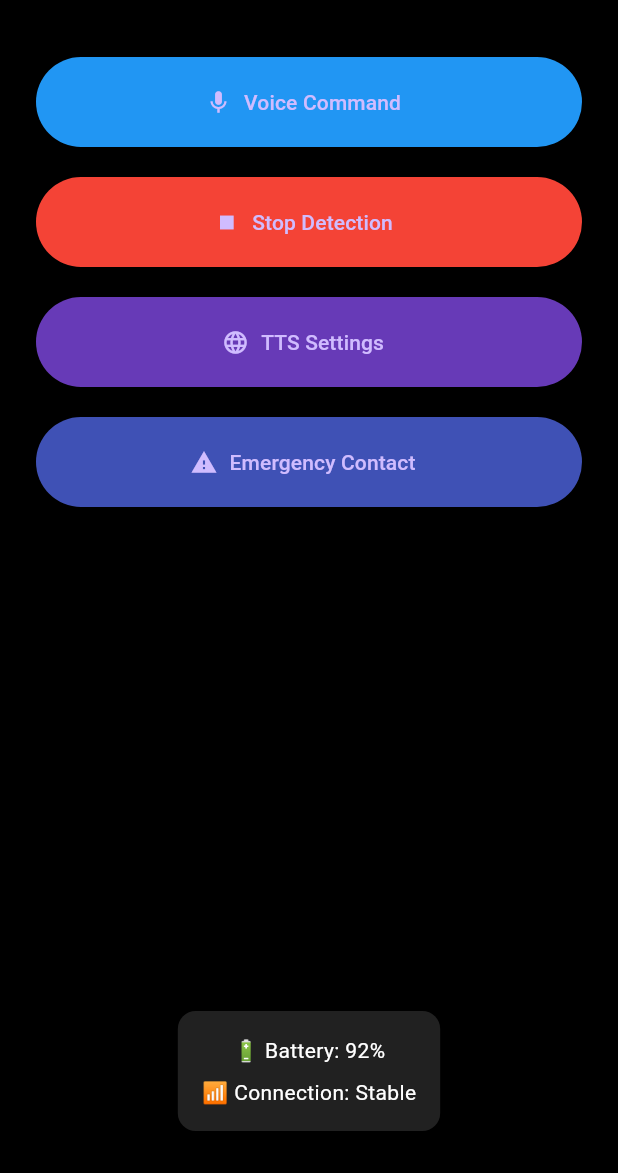
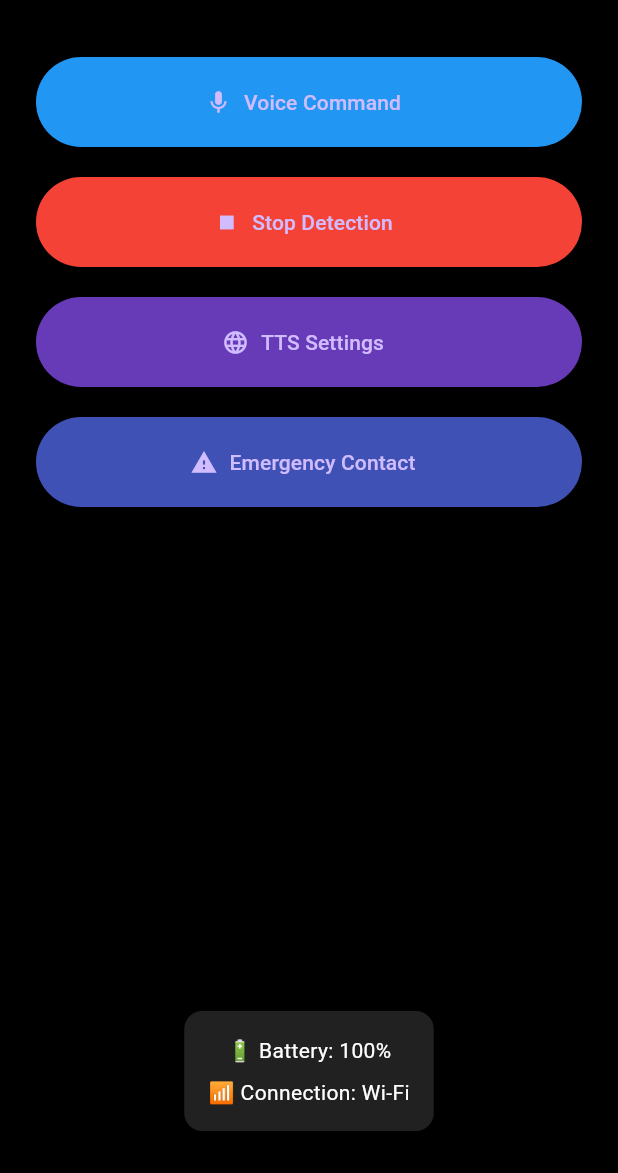
Before and after one commit to SamuelSanv/Insight_App, a Flutter app: the MainPage screen opened by its route, after a tap on "Start Detection", on a phone screen of 412 x 824 dp, the part 63-1236 px from its top. Run offline on Flutter 3.47's test engine with Material 3 defaults, Android fonts, the phone set to English and light mode, and no system bars; our stand-ins replace battery_plus, connectivity_plus, flutter_tts.

Commit message:
Done with the main page first sound

```diff
--- a/insight/lib/insideApp/welcome_page.dart
+++ b/insight/lib/insideApp/welcome_page.dart
@@ -18,6 +18,7 @@ class _WelcomePageState extends State<WelcomePage> {
     _speakWelcomeMessage();
   }
 
+  //Speaks to the user
   Future<void> _speakWelcomeMessage() async {
     await flutterTts.setLanguage("en-US");
     await flutterTts.setSpeechRate(0.5);
--- a/insight/lib/main.dart
+++ b/insight/lib/main.dart
@@ -3,6 +3,9 @@ import 'package:insight/system/emergency.dart';
 import 'package:insight/system/tts_settings_page.dart';
 import 'insideApp/welcome_page.dart';
 import 'main_page/main_page.dart';
+
+// This RouteObserver to support route-aware screens
+final RouteObserver<ModalRoute<void>> routeObserver = RouteObserver<ModalRoute<void>>();
 
 void main() {
   runApp(const InSightApp());
@@ -17,6 +20,7 @@ class InSightApp extends StatelessWidget {
       title: 'InSight App',
       debugShowCheckedModeBanner: false,
       theme: ThemeData.dark(),
+      navigatorObservers: [routeObserver], // 👈 This enables MainPage to detect when it's shown
       initialRoute: '/',
       routes: {
         '/': (context) => const WelcomePage(),
--- a/insight/lib/main_page/main_page.dart
+++ b/insight/lib/main_page/main_page.dart
@@ -1,4 +1,10 @@
+import 'package:battery_plus/battery_plus.dart';
+import 'package:connectivity_plus/connectivity_plus.dart';
 import 'package:flutter/material.dart';
+import 'package:flutter_tts/flutter_tts.dart';
+
+// Make sure this matches what you added in main.dart
+final RouteObserver<ModalRoute<void>> routeObserver = RouteObserver<ModalRoute<void>>();
 
 class MainPage extends StatefulWidget {
   const MainPage({super.key});
@@ -7,8 +13,71 @@ class MainPage extends StatefulWidget {
   State<MainPage> createState() => _MainPageState();
 }
 
-class _MainPageState extends State<MainPage> {
+class _MainPageState extends State<MainPage> with RouteAware {
+  //Variables
   bool isDetectionOn = false;
+  final FlutterTts flutterTts = FlutterTts();
+
+  Battery _battery = Battery();
+  String _batteryLevel = "Loading...";
+  String _connectionStatus = "Checking...";
+  final Connectivity _connectivity = Connectivity();
+
+  @override
+  void initState() {
+    super.initState();
+
+    WidgetsBinding.instance.addPostFrameCallback((_) {
+      routeObserver.subscribe(this, ModalRoute.of(context)!);
+    });
+
+    _getBatteryLevel();
+    _getConnectionStatus();
+  }
+
+
+  @override
+  void dispose() {
+    routeObserver.unsubscribe(this);
+    super.dispose();
+  }
+
+  @override
+  void didPush() {
+    _speakMainMenuOptions();
+    _refreshStatusAndSpeak();
+  }
+
+  @override
+  void didPopNext() {
+    _speakMainMenuOptions();
+    _refreshStatusAndSpeak();
+  }
+
+  Future<void> _refreshStatusAndSpeak() async {
+    await _getBatteryLevel();
+    await _getConnectionStatus();
+    await _speakMainMenuOptions();
+  }
+
+
+  //The first song while opening the app main page
+  Future<void> _speakMainMenuOptions() async {
+    await flutterTts.setLanguage("en-US");
+    await flutterTts.setSpeechRate(0.5);
+
+    final batteryInfo = _batteryLevel.isNotEmpty ? _batteryLevel : "unknown";
+    final connectionInfo = _connectionStatus.isNotEmpty ? _connectionStatus : "unknown";
+
+    final message =
+        "Welcome to the main menu. "
+        "Options are: Voice Command, Start Detection, TTS Settings, and Emergency Contact..."
+        "Choose one option..."
+        "And your Battery level is $batteryInfo. "
+        "with the Current connection used is $connectionInfo.";
+
+    await flutterTts.speak(message);
+  }
 
   void _toggleDetection() {
     setState(() {
@@ -30,6 +99,38 @@ class _MainPageState extends State<MainPage> {
   void _emergencyCall() {
     print("Emergency call triggered");
     Navigator.pushNamed(context, '/emergency');
+  }
+
+  //About the battery level
+  Future<void> _getBatteryLevel() async {
+    final level = await _battery.batteryLevel;
+    setState(() {
+      _batteryLevel = "$level%";
+    });
+  }
+
+  //About the connection
+  Future<void> _getConnectionStatus() async {
+    final result = await _connectivity.checkConnectivity();
+    setState(() {
+      _connectionStatus = _getReadableStatus(result);
+    });
+  }
+
+  String _getReadableStatus(ConnectivityResult result) {
+    switch (result) {
+      case ConnectivityResult.wifi:
+        return "Wi-Fi";
+      case ConnectivityResult.mobile:
+        return "Mobile Data";
+      case ConnectivityResult.ethernet:
+        return "Ethernet";
+      case ConnectivityResult.bluetooth:
+        return "Bluetooth";
+      case ConnectivityResult.none:
+      default:
+        return "No Connection";
+    }
   }
 
   @override
@@ -94,10 +195,10 @@ class _MainPageState extends State<MainPage> {
                 child: Padding(
                   padding: const EdgeInsets.all(16),
                   child: Column(
-                    children: const [
-                      Text("🔋 Battery: 92%", style: TextStyle(color: Colors.white)),
+                    children: [
+                      Text("🔋 Battery: $_batteryLevel", style: TextStyle(color: Colors.white)),
                       SizedBox(height: 8),
-                      Text("📶 Connection: Stable", style: TextStyle(color: Colors.white)),
+                      Text("📶 Connection: $_connectionStatus", style: TextStyle(color: Colors.white)),
                     ],
                   ),
                 ),
--- a/insight/pubspec.yaml
+++ b/insight/pubspec.yaml
@@ -31,6 +31,8 @@ dependencies:
   flutter:
     sdk: flutter
   flutter_tts: ^4.2.3
+  battery_plus: ^5.0.2
+  connectivity_plus: ^5.0.2
 
 
   # The following adds the Cupertino Icons font to your application.
```
Also changed, not shown: insight/pubspec.lock, 5 other files.
